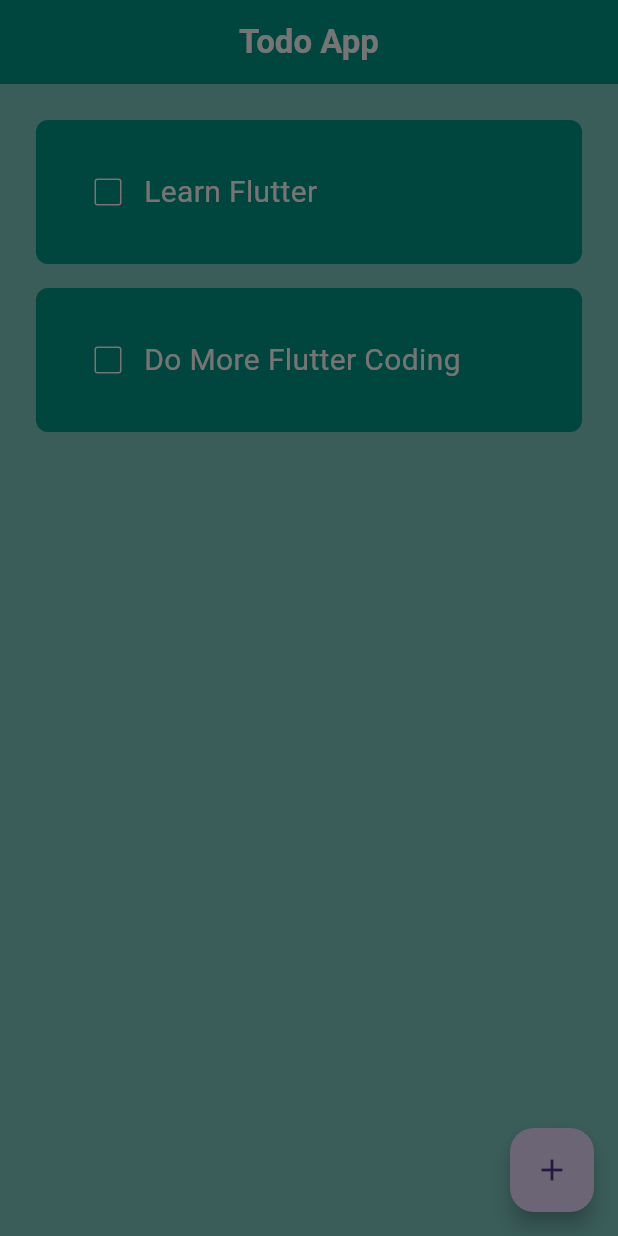
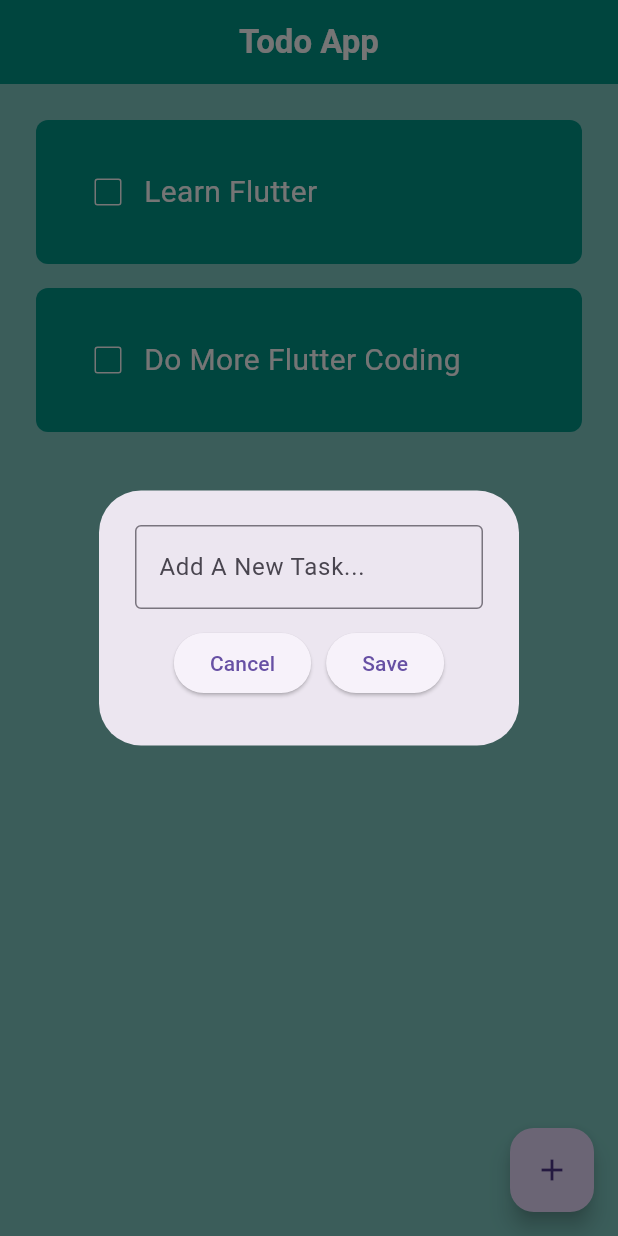
Before and after one commit to PrinceNarteh/todo-app, a Flutter app: the screen it shows after launch, after a tap on the "add" icon, on a phone screen of 412 x 824 dp. Run offline on Flutter 3.47's test engine with Material 3 defaults, Android fonts, the phone set to English and light mode, and no system bars.

Commit message:
feat: add dialog box

```diff
--- a/lib/screens/home_screen.dart
+++ b/lib/screens/home_screen.dart
@@ -1,5 +1,6 @@
 import 'package:flutter/material.dart';
 import 'package:todo_app/models/todo.dart';
+import 'package:todo_app/widgets/dialog_box.dart';
 import 'package:todo_app/widgets/todo_tile.dart';
 
 class HomeScreen extends StatefulWidget {
@@ -10,6 +11,9 @@ class HomeScreen extends StatefulWidget {
 }
 
 class _HomeScreenState extends State<HomeScreen> {
+  // constroller
+  final _controller = TextEditingController();
+
   // List of todo tasks
   List<ToDo> todoList = [
     ToDo(taskName: "Learn Flutter", taskCompleted: false),
@@ -28,7 +32,7 @@ class _HomeScreenState extends State<HomeScreen> {
     showDialog(
       context: context,
       builder: (context) {
-        return AlertDialog();
+        return DialogBox(controller: _controller);
       },
     );
   }
--- /dev/null
+++ b/lib/widgets/custom_button.dart
@@ -0,0 +1,20 @@
+import 'package:flutter/material.dart';
+
+class CustomButton extends StatelessWidget {
+  final String label;
+  VoidCallback onPressed;
+
+  CustomButton({
+    super.key,
+    required this.label,
+    required this.onPressed,
+  });
+
+  @override
+  Widget build(BuildContext context) {
+    return ElevatedButton(
+      onPressed: onPressed,
+      child: Text(label),
+    );
+  }
+}
--- /dev/null
+++ b/lib/widgets/dialog_box.dart
@@ -0,0 +1,41 @@
+import 'package:flutter/material.dart';
+import 'package:todo_app/widgets/custom_button.dart';
+
+class DialogBox extends StatelessWidget {
+  final TextEditingController controller;
+  const DialogBox({super.key, required this.controller});
+
+  @override
+  Widget build(BuildContext context) {
+    return AlertDialog(
+      content: Container(
+        height: 130,
+        child: Column(
+          mainAxisAlignment: MainAxisAlignment.center,
+          children: [
+            TextField(
+              controller: controller,
+              decoration: const InputDecoration(
+                  border: OutlineInputBorder(), hintText: 'Add A New Task...'),
+            ),
+            const SizedBox(height: 12),
+            Row(
+              mainAxisAlignment: MainAxisAlignment.center,
+              children: [
+                CustomButton(
+                  onPressed: () {},
+                  label: "Cancel",
+                ),
+                const SizedBox(width: 10),
+                CustomButton(
+                  onPressed: () {},
+                  label: "Save",
+                )
+              ],
+            )
+          ],
+        ),
+      ),
+    );
+  }
+}
```
